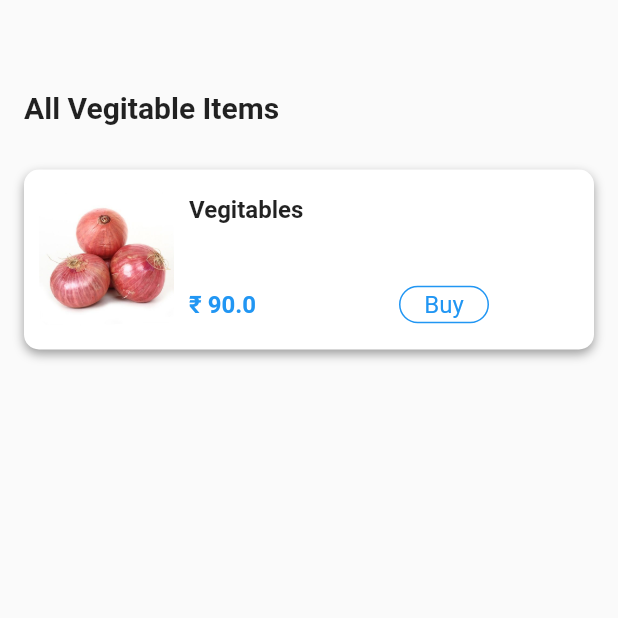
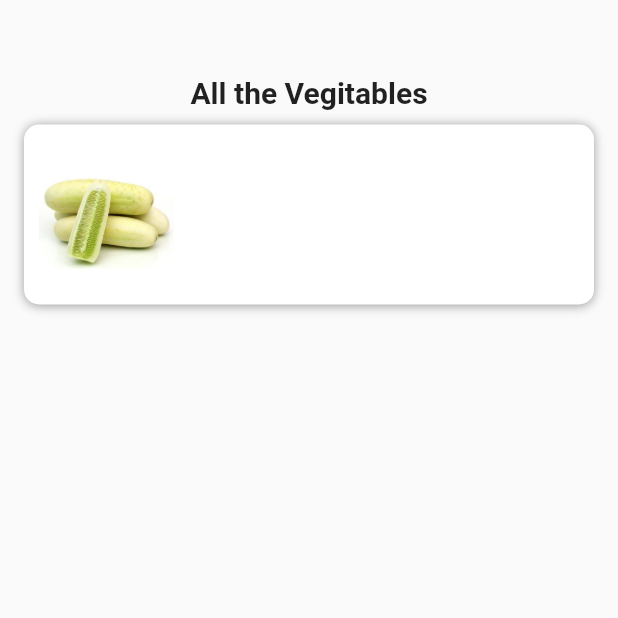
Before and after one commit to abhinavprkash/RuralnFresh, a Flutter app: the FavoritePage screen opened directly, on a phone screen of 412 x 824 dp, the top half of it. Run offline on Flutter 3.47's test engine with Material 2 defaults, Android fonts, the phone set to English and light mode, and no system bars.

Commit message:
19th april 2.02p, figuring explore page

```diff
--- a/lib/src/pages/favorite_page.dart
+++ b/lib/src/pages/favorite_page.dart
@@ -11,23 +11,18 @@ class _FavoritePageState extends State<FavoritePage> {
   Widget build(BuildContext context) {
     return Scaffold(
       body: Container(
-        padding: EdgeInsets.symmetric(horizontal: 16.0, vertical: 60.0),
+        padding: EdgeInsets.symmetric(horizontal: 16.0, vertical: 50.0),
         child: Column(
-          crossAxisAlignment: CrossAxisAlignment.start,
           children: <Widget>[
             Text(
-              "All Vegitable Items",
+              "All the Vegitables",
               style: TextStyle(
                 fontSize: 20.0,
                 fontWeight: FontWeight.bold,
               ),
             ),
-            SizedBox(
-              height: 20.0,
-            ),
             Container(
               margin: EdgeInsets.symmetric(vertical: 10.0),
-              padding: EdgeInsets.all(10.0),
               width: MediaQuery.of(context).size.width,
               height: 120.0,
               decoration: BoxDecoration(
@@ -36,58 +31,22 @@ class _FavoritePageState extends State<FavoritePage> {
                 boxShadow: [
                   BoxShadow(
                       blurRadius: 5.0,
-                        offset: Offset(0, 3),
+                      offset: Offset(0, 0.5),
                       color: Colors.black38),
-                  ]),
+                ],
+              ),
               child: Row(
-                mainAxisAlignment: MainAxisAlignment.start,
                 children: <Widget>[
                   Container(
-                    margin: EdgeInsets.only(right: 10.0),
+                    margin: EdgeInsets.symmetric(horizontal: 10.0),
                     width: 90.0,
                     height: 90.0,
                     decoration: BoxDecoration(
                       image: DecorationImage(
-                            image: AssetImage("assets/images/onion.jpg"),
+                          image: AssetImage("assets/images/cucumber.jpg"),
                           fit: BoxFit.cover),
-                        borderRadius: BorderRadius.circular(10.0)),
+                      borderRadius: BorderRadius.circular(10.0),
                     ),
-                  Column(
-                    mainAxisAlignment: MainAxisAlignment.center,
-                    crossAxisAlignment: CrossAxisAlignment.start,
-                    children: <Widget>[
-                      Text(
-                        "Vegitables",
-                        style: TextStyle(
-                            fontSize: 16.0, fontWeight: FontWeight.bold),
-                      ),
-                      SizedBox(
-                        height: 10.0,
-                      ),
-                      Container(
-                        width: 200.0,
-                        child: Text(""),
-                      ),
-                      SizedBox(
-                        height: 15.0,
-                      ),
-                      Container(
-                        width: 200.0,
-                        child: Row(
-                          mainAxisAlignment: MainAxisAlignment.spaceBetween,
-                          children: <Widget>[
-                            Text(
-                              "\u20B9 90.0",
-                              style: TextStyle(
-                                  fontSize: 16.0,
-                                  fontWeight: FontWeight.bold,
-                                  color: Colors.blue),
-                            ),
-                            SmallButton(btnText: "Buy"),
-                          ],
-                        ),
-                      ),
-                    ],
                   ),
                 ],
               ),
--- a/lib/src/screens/main_screen.dart
+++ b/lib/src/screens/main_screen.dart
@@ -27,7 +27,7 @@ class _MainScreenState extends State<MainScreen> {
     orderPage = OrderPage();
     favoritePage = FavoritePage();
     profilePage = ProfilePage();
-    pages = [homePage, orderPage, favoritePage, profilePage];
+    pages = [homePage, favoritePage, orderPage, profilePage];
     currentPage = homePage;
   }
 
@@ -49,12 +49,12 @@ class _MainScreenState extends State<MainScreen> {
             title: Text("Home"),
           ),
           BottomNavigationBarItem(
+            icon: Icon(Icons.explore),
+            title: Text("Favorite"),
+          ),
+          BottomNavigationBarItem(
             icon: Icon(Icons.shopping_cart),
             title: Text("Orders"),
-          ),
-          BottomNavigationBarItem(
-            icon: Icon(Icons.favorite),
-            title: Text("Favorite"),
           ),
           BottomNavigationBarItem(
             icon: Icon(Icons.person),
```
Lines whose indentation alone changed are shown as unchanged.
